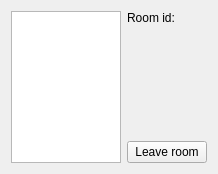
The window that DevMashMafia/views/roomview.ui (DzyubSpirit/DevMashMafiaQt) describes before a commit, drawn with Qt 5.
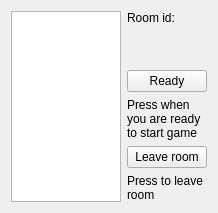
The same window after the commit.

Commit message: In room view added button ready and labels that desribe button functions

Diff of the .ui file:
```diff
--- a/DevMashMafia/views/roomview.ui
+++ b/DevMashMafia/views/roomview.ui
@@ -7,7 +7,7 @@
     <x>0</x>
     <y>0</y>
     <width>218</width>
-    <height>174</height>
+    <height>213</height>
    </rect>
   </property>
   <property name="windowTitle">
@@ -20,6 +20,8 @@
    <item>
     <layout class="QVBoxLayout" name="verticalLayout">
      <item>
+      <layout class="QHBoxLayout" name="horizontalLayout">
+       <item>
       <widget class="QLabel" name="label">
        <property name="text">
         <string>Room id:</string>
@@ -33,6 +35,8 @@
        </property>
       </widget>
      </item>
+      </layout>
+     </item>
      <item>
       <spacer name="verticalSpacer">
        <property name="orientation">
@@ -46,6 +50,28 @@
        </property>
       </spacer>
      </item>
+     <item>
+      <widget class="QPushButton" name="pushButton_2">
+       <property name="text">
+        <string>Ready</string>
+       </property>
+      </widget>
+     </item>
+     <item>
+      <widget class="QLabel" name="label_2">
+       <property name="font">
+        <font>
+         <pointsize>9</pointsize>
+        </font>
+       </property>
+       <property name="text">
+        <string>Press when you are ready to start game</string>
+       </property>
+       <property name="wordWrap">
+        <bool>true</bool>
+       </property>
+      </widget>
+     </item>
      <item>
       <widget class="QPushButton" name="pushButton">
        <property name="text">
@@ -53,6 +79,21 @@
        </property>
       </widget>
      </item>
+     <item>
+      <widget class="QLabel" name="label_3">
+       <property name="font">
+        <font>
+         <pointsize>9</pointsize>
+        </font>
+       </property>
+       <property name="text">
+        <string>Press to leave room</string>
+       </property>
+       <property name="wordWrap">
+        <bool>true</bool>
+       </property>
+      </widget>
+     </item>
     </layout>
    </item>
   </layout>
```
Lines whose indentation alone changed are shown as unchanged.
